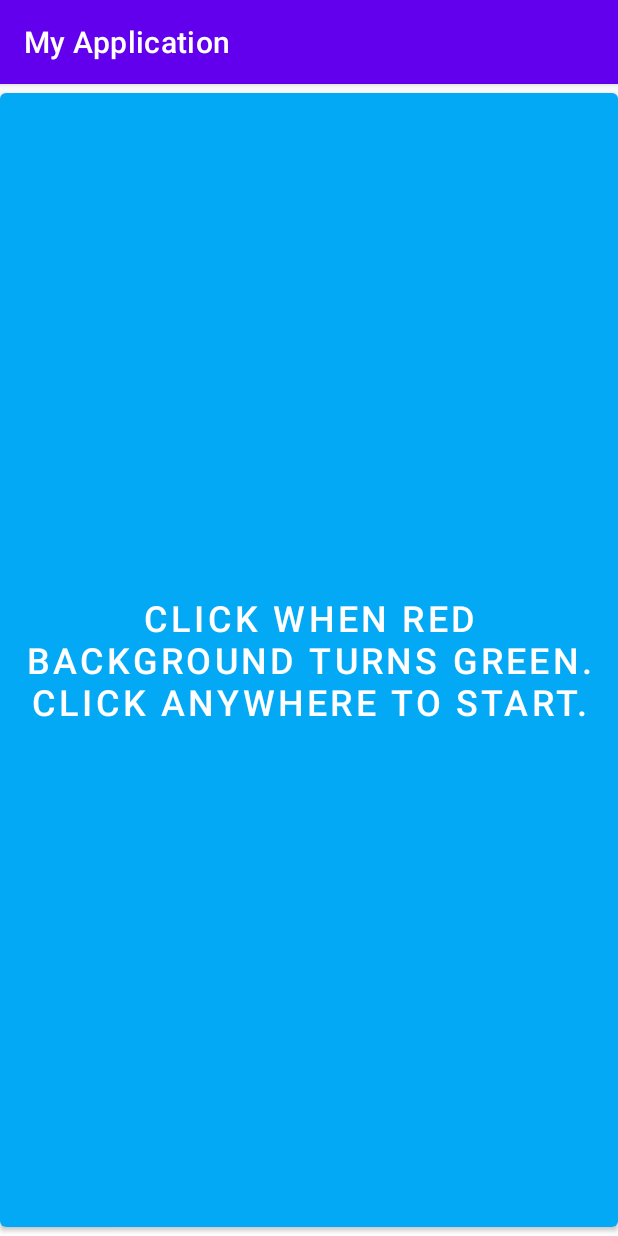
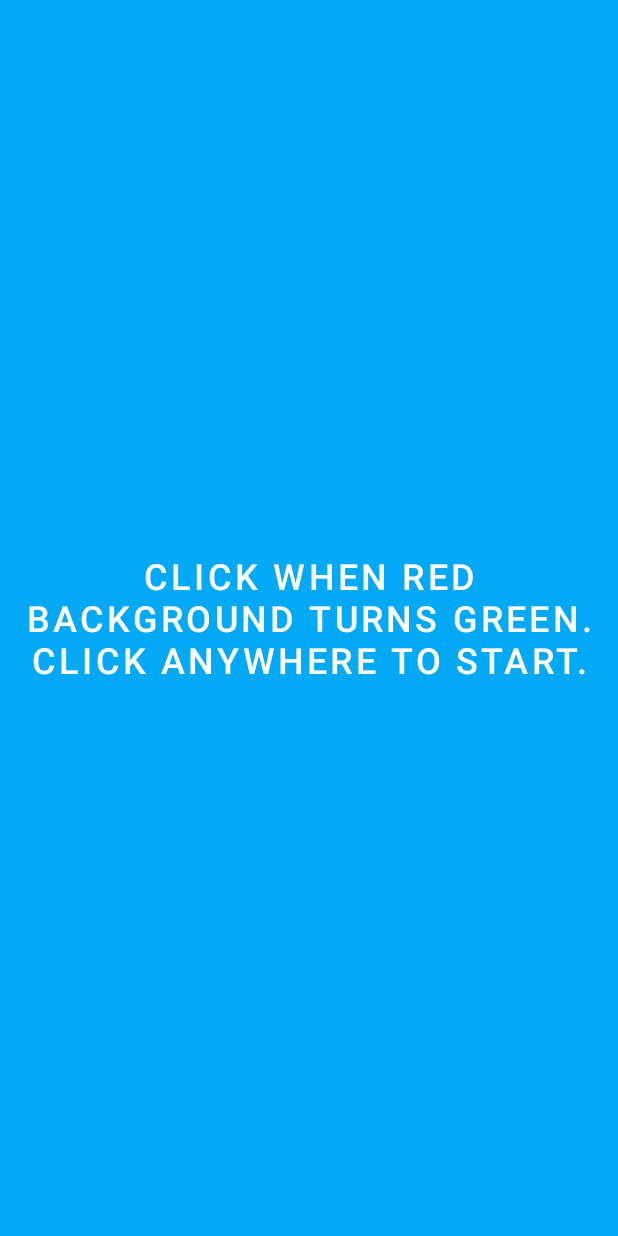
Before and after one commit to YarikNaN/ReactionTimeMobileAppAndroid, an Android app: the screen it shows after launch (MainActivity), on a phone screen of 412 x 824 dp. Run offline under Robolectric (Android 15) with nearby library versions, the phone set to English and light mode, and no system bars.

Commit message:
MobileApp

```diff
--- a/app/src/main/java/com/example/myapplication/MainActivity.java
+++ b/app/src/main/java/com/example/myapplication/MainActivity.java
@@ -2,24 +2,17 @@ package com.example.myapplication;
 
 import android.content.Intent;
 import android.os.Bundle;
-import android.os.Handler;
 import android.view.View;
 import android.widget.Button;
-import android.widget.LinearLayout;
 
 import androidx.appcompat.app.AppCompatActivity;
-
-import java.util.Date;
 
 
 public class MainActivity extends AppCompatActivity {
 
-    private LinearLayout b;
+
     private Button b7;
-    Handler h;
-    private int m = -1, c = 0, d = 5;
 
-    Date x, xx, rtime;
 
     @Override
     protected void onCreate(Bundle savedInstanceState) {
--- a/app/src/main/res/layout/activity_main.xml
+++ b/app/src/main/res/layout/activity_main.xml
@@ -4,7 +4,8 @@
     xmlns:tools="http://schemas.android.com/tools"
     android:layout_width="match_parent"
     android:layout_height="match_parent"
-    tools:context=".MainActivity">
+    tools:context=".MainActivity"
+    android:background="#03A9F4">
 
     <Button
         android:id="@+id/b7"
@@ -16,6 +17,7 @@
         app:backgroundTint="#03A9F4"
         app:elevation="2dp"
         tools:layout_editor_absoluteX="49dp"
-        tools:layout_editor_absoluteY="32dp" />
+        tools:layout_editor_absoluteY="32dp"
+        android:stateListAnimator="@null"/>
 
 </androidx.constraintlayout.widget.ConstraintLayout>
--- a/app/src/main/res/values/themes.xml
+++ b/app/src/main/res/values/themes.xml
@@ -1,6 +1,6 @@
 <resources xmlns:tools="http://schemas.android.com/tools">
     <!-- Base application theme. -->
-    <style name="Theme.MyApplication" parent="Theme.MaterialComponents.DayNight.DarkActionBar">
+    <style name="Theme.MyApplication" parent="Theme.MaterialComponents.Light.NoActionBar">
         <!-- Primary brand color. -->
         <item name="colorPrimary">@color/purple_500</item>
         <item name="colorPrimaryVariant">@color/purple_700</item>
```
